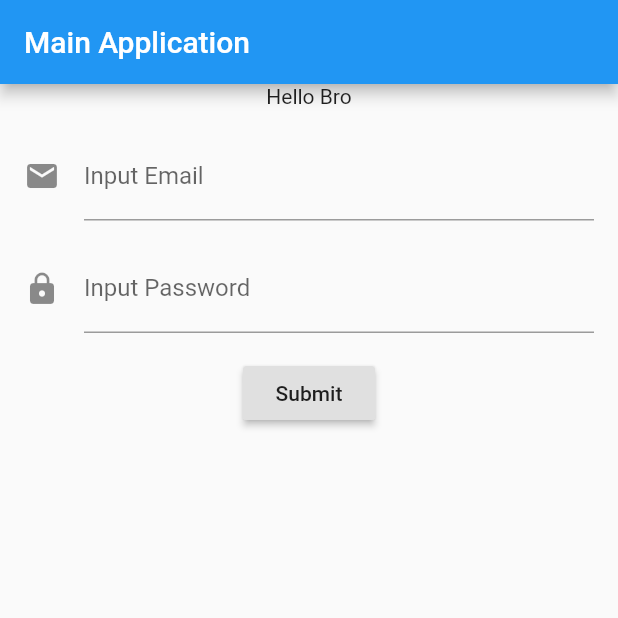
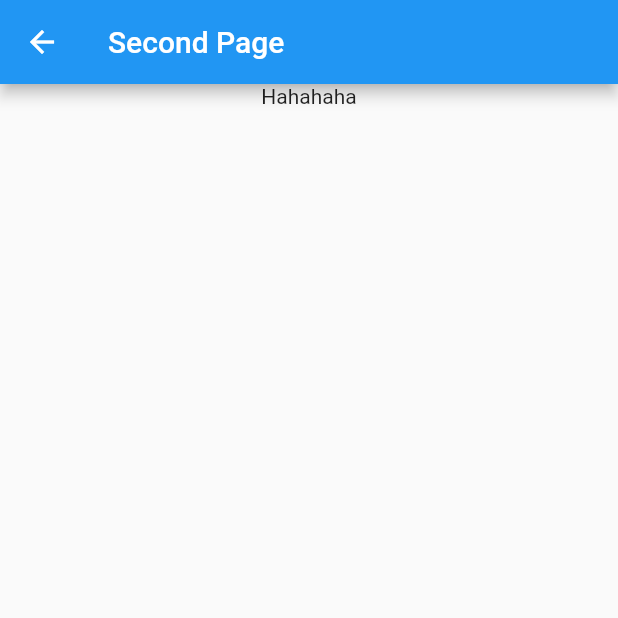
Before and after one commit to wahyupermadie/latihan-flutter, a Flutter app: the screen it shows after launch, after a tap on "Submit", on a phone screen of 412 x 824 dp, the top half of it. Run offline on Flutter 3.47's test engine with Material 2 defaults, Android fonts, the phone set to English and light mode, and no system bars.

Commit message:
add: navigation to second page

```diff
--- a/lib/main.dart
+++ b/lib/main.dart
@@ -1,4 +1,5 @@
 import 'package:flutter/material.dart';
+import 'movies_list.dart';
 
 void main(){
   runApp( new MaterialApp(
@@ -19,7 +20,7 @@ class _State extends State<MyApp>{
 
   void _onPressed(){
     setState(() {
-      _value = _email;
+      _value = _password;
     });
   }
 
@@ -62,6 +63,8 @@ class _State extends State<MyApp>{
                 new Padding(
                   padding: EdgeInsets.fromLTRB(0, 16.0, 0, 0),
                   child: new TextField(
+                    onChanged: _onChangePassword,
+                    obscureText: true,
                     decoration: new InputDecoration(
                       labelText: "Input Password",
                       hintText: "Masukan password anda",
@@ -71,7 +74,14 @@ class _State extends State<MyApp>{
                 ),
                 new Padding(
                   padding: EdgeInsets.fromLTRB(0, 16.0, 0, 0),
-                  child: new RaisedButton(onPressed: _onPressed, child: new Text("Submit"),),
+                  child: new SizedBox(
+                    width: double.infinity,
+                    child: new RaisedButton(onPressed: () {
+                      Navigator.push(
+                        context,
+                        MaterialPageRoute(builder: (context) => SecondApp()));
+                    }, child: new Text("Submit"))
+                  )
                 )
               ],
             ),
--- /dev/null
+++ b/lib/movies_list.dart
@@ -0,0 +1,37 @@
+import 'package:flutter/material.dart';
+import 'package:http/http.dart' as http;
+
+void main(){
+  runApp(
+    new MaterialApp(
+      home: SecondApp(),
+    )
+  );
+}
+
+class SecondApp extends StatefulWidget{
+  @override
+  _State createState() => new _State();
+}
+
+class _State extends State<SecondApp> {
+  @override
+  Widget build(BuildContext context) {
+    return new Scaffold(
+      appBar: new AppBar(
+        title: new Text("Second Page"),
+      ),
+      body: new Container(
+        margin: new EdgeInsets.fromLTRB(16.0, 0, 16.0, 16.0),
+        child: new Center(
+          child: new Column(
+            children: <Widget>[
+              new Text("Hahahaha")
+            ],
+          ),
+        ),
+      ),
+    );
+  }
+
+}
--- a/pubspec.yaml
+++ b/pubspec.yaml
@@ -19,6 +19,7 @@ environment:
 dependencies:
   flutter:
     sdk: flutter
+  http: ^0.12.0+2
 
   # The following adds the Cupertino Icons font to your application.
   # Use with the CupertinoIcons class for iOS style icons.
```
Also changed, not shown: pubspec.lock.
